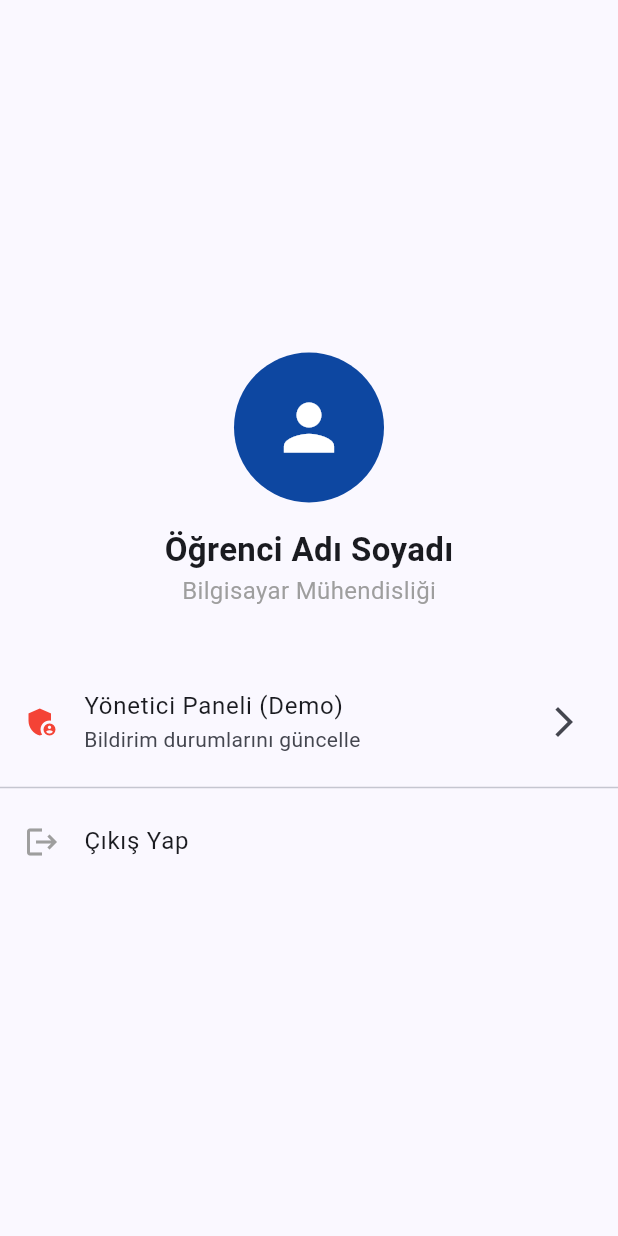
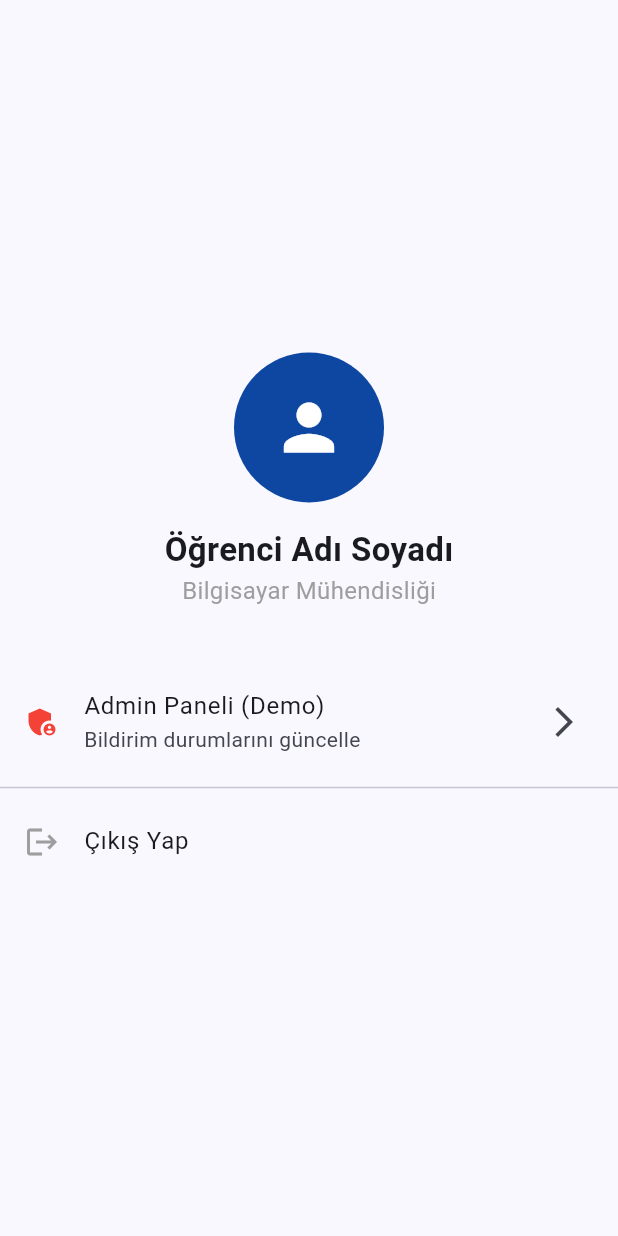
Before and after one commit to emir-png/akilli-kampus-bildirim, a Flutter app: the ProfileScreen screen opened directly, on a phone screen of 412 x 824 dp. Run offline on Flutter 3.47's test engine with Material 3 defaults, Android fonts, the light colour scheme and no system bars.

Commit message:
admin paneli, olusturuldu profıl panelı gelıstırıldı

```diff
--- a/lib/screens/profile_screen.dart
+++ b/lib/screens/profile_screen.dart
@@ -33,7 +33,7 @@ class ProfileScreen extends StatelessWidget {
             // Not: Normalde burası sadece Admin kullanıcıya görünür.
             ListTile(
               leading: const Icon(Icons.admin_panel_settings, color: Colors.red),
-              title: const Text("Yönetici Paneli (Demo)"),
+              title: const Text("Admin Paneli (Demo)"),
               subtitle: const Text("Bildirim durumlarını güncelle"),
               trailing: const Icon(Icons.arrow_forward_ios),
               onTap: () {
```
